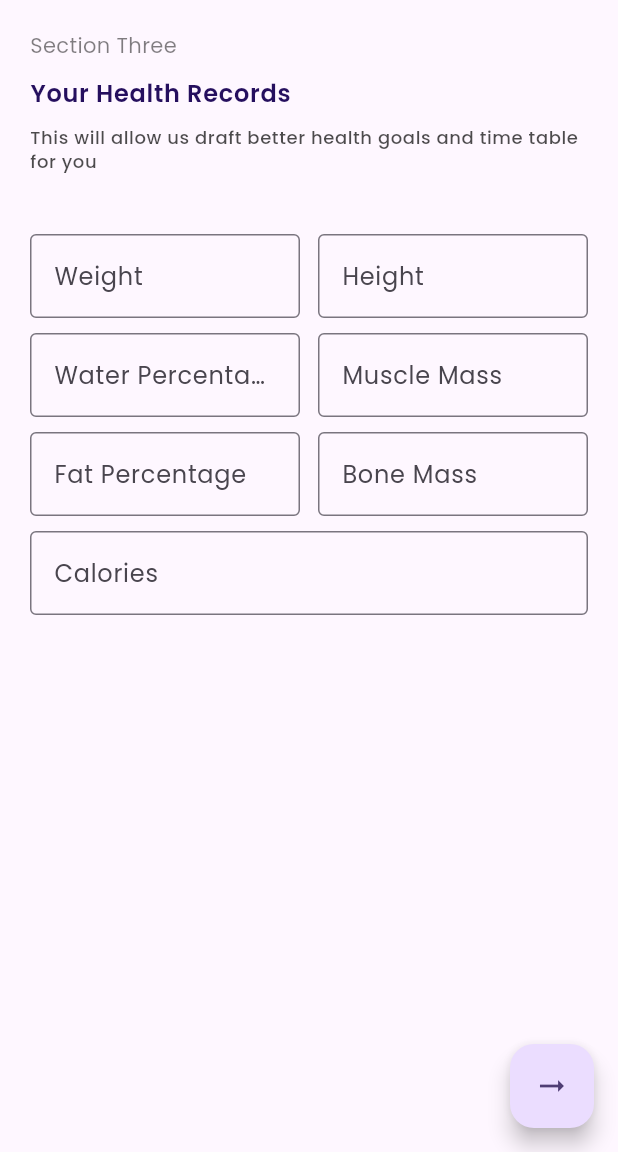
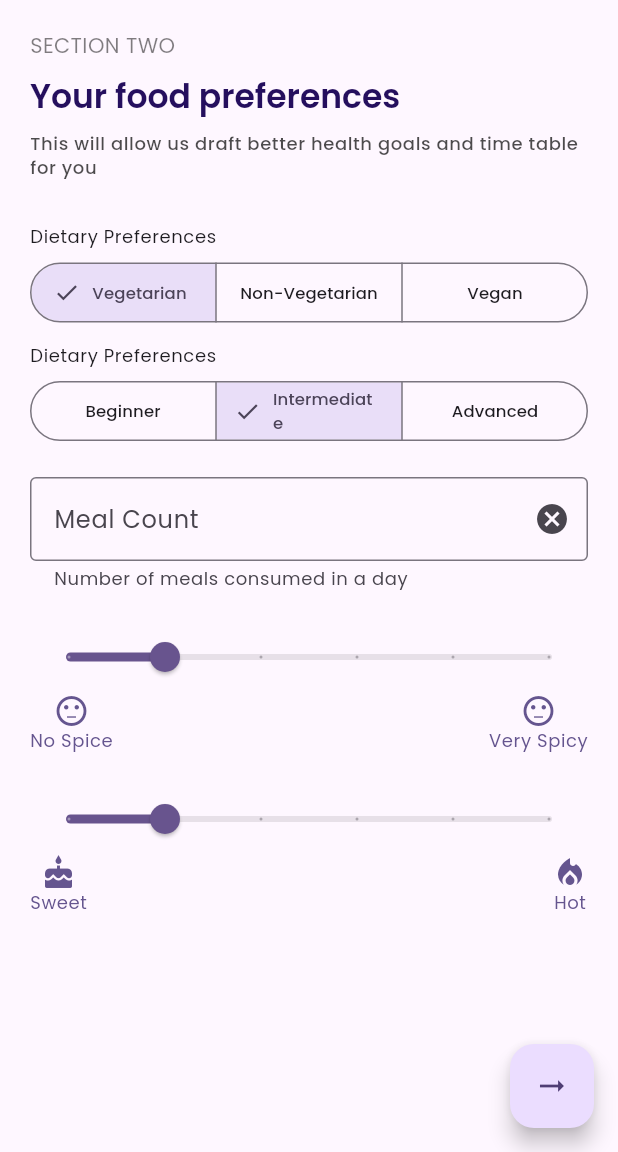
Before and after one commit to ChandanKhamitkar/trinetra_vallabh, a Flutter app: the Healthrecords screen opened directly, after a tap on the "arrow right alt" icon, on a phone screen of 412 x 824 dp, the part 84-1236 px from its top. Run offline on Flutter 3.47's test engine with Material 3 defaults, Android fonts, the phone set to English and light mode, and no system bars; our stand-ins replace flutter_svg, google_fonts.

Commit message:
Added Food Preferences Screen
Signed-off-by: unknown <khamitkarsaichandan1035@gmail.com>

```diff
--- /dev/null
+++ b/lib/UI/screens/details/foodpreferences.dart
@@ -0,0 +1,294 @@
+// ignore_for_file: deprecated_member_use
+import 'package:flutter/material.dart';
+import 'package:trinetra_vallabh/UI/components/custom_appbar.dart';
+
+class FoodPreferences extends StatefulWidget {
+  const FoodPreferences({super.key});
+
+  @override
+  State<FoodPreferences> createState() => _FoodPreferencesState();
+}
+
+enum DietaryPreferences { vegetarian, nonvegetarian, vegan }
+
+enum CookinExperience { beginner, intermediate, advanced }
+
+class _FoodPreferencesState extends State<FoodPreferences> {
+  Set<DietaryPreferences> selectionDietaryPreference = <DietaryPreferences>{
+    DietaryPreferences.vegetarian
+  };
+  Set<CookinExperience> selectionCookingExperience = <CookinExperience>{
+    CookinExperience.intermediate
+  };
+  double _currentSliderSpiceCount = 20;
+  double _currentSliderSweetHotCount = 20;
+
+  @override
+  Widget build(BuildContext context) {
+    return Scaffold(
+        appBar: const CustomAppbar(
+          rightImagePath: 'images/non-user.png',
+        ),
+        body: SingleChildScrollView(
+          child: Padding(
+            padding: const EdgeInsets.only(
+              top: 20,
+              left: 20,
+              right: 20,
+              bottom: 80,
+            ),
+            child: Column(
+              mainAxisSize: MainAxisSize.min,
+              crossAxisAlignment: CrossAxisAlignment.start,
+              children: [
+                Text('SECTION TWO',
+                    style: Theme.of(context)
+                        .textTheme
+                        .bodyMedium
+                        ?.copyWith(color: Colors.black.withOpacity(0.5))),
+                SizedBox(height: 10),
+                Text('Your food preferences',
+                    style: Theme.of(context).textTheme.titleLarge?.copyWith(
+                        color: Color(0xff250F5E), fontWeight: FontWeight.w600)),
+                SizedBox(height: 10),
+                Text(
+                    'This will allow us draft better health goals and time table for you',
+                    style: Theme.of(context).textTheme.bodySmall?.copyWith(
+                        color: Colors.black.withOpacity(0.7),
+                        fontWeight: FontWeight.w500)),
+                SizedBox(
+                  height: 30,
+                ),
+                Text(
+                  'Dietary Preferences',
+                  style: Theme.of(context).textTheme.bodySmall?.copyWith(
+                        fontWeight: FontWeight.w400,
+                      ),
+                ),
+                SizedBox(
+                  height: 5,
+                ),
+                SizedBox(
+                  width: double.infinity,
+                  child: SegmentedButton<DietaryPreferences>(
+                    segments: const <ButtonSegment<DietaryPreferences>>[
+                      ButtonSegment<DietaryPreferences>(
+                        value: DietaryPreferences.vegetarian,
+                        label: Text(
+                          'Vegetarian',
+                          style: TextStyle(
+                              fontSize: 11, fontWeight: FontWeight.w500),
+                        ),
+                      ),
+                      ButtonSegment<DietaryPreferences>(
+                        value: DietaryPreferences.nonvegetarian,
+                        label: Text(
+                          'Non-Vegetarian',
+                          style: TextStyle(
+                              fontSize: 11, fontWeight: FontWeight.w500),
+                        ),
+                      ),
+                      ButtonSegment<DietaryPreferences>(
+                        value: DietaryPreferences.vegan,
+                        label: Text(
+                          'Vegan',
+                          style: TextStyle(
+                              fontSize: 11, fontWeight: FontWeight.w500),
+                        ),
+                      ),
+                    ],
+                    selected: selectionDietaryPreference,
+                    onSelectionChanged:
+                        (Set<DietaryPreferences> newDietaryPreference) {
+                      setState(() {
+                        selectionDietaryPreference = newDietaryPreference;
+                      });
+                    },
+                    multiSelectionEnabled: false,
+                  ),
+                ),
+                SizedBox(
+                  height: 10,
+                ),
+                Text(
+                  'Dietary Preferences',
+                  style: Theme.of(context).textTheme.bodySmall?.copyWith(
+                        fontWeight: FontWeight.w400,
+                      ),
+                ),
+                SizedBox(
+                  height: 5,
+                ),
+                SizedBox(
+                  width: double.infinity,
+                  child: SegmentedButton<CookinExperience>(
+                    segments: const <ButtonSegment<CookinExperience>>[
+                      ButtonSegment<CookinExperience>(
+                        value: CookinExperience.beginner,
+                        label: Text(
+                          'Beginner',
+                          style: TextStyle(
+                              fontSize: 11, fontWeight: FontWeight.w500),
+                        ),
+                      ),
+                      ButtonSegment<CookinExperience>(
+                        value: CookinExperience.intermediate,
+                        label: Text(
+                          'Intermediate',
+                          style: TextStyle(
+                              fontSize: 11, fontWeight: FontWeight.w500),
+                        ),
+                      ),
+                      ButtonSegment<CookinExperience>(
+                        value: CookinExperience.advanced,
+                        label: Text(
+                          'Advanced',
+                          style: TextStyle(
+                              fontSize: 11, fontWeight: FontWeight.w500),
+                        ),
+                      ),
+                    ],
+                    selected: selectionCookingExperience,
+                    onSelectionChanged:
+                        (Set<CookinExperience> newCookingExperience) {
+                      setState(() {
+                        selectionCookingExperience = newCookingExperience;
+                      });
+                    },
+                    multiSelectionEnabled: false,
+                  ),
+                ),
+                SizedBox(
+                  height: 20,
+                ),
+                TextField(
+                  keyboardType: TextInputType.number,
+                  decoration: InputDecoration(
+                    suffixIcon: Icon(Icons.cancel),
+                    labelText: 'Meal Count',
+                    hintText: '2',
+                    helperText: 'Number of meals consumed in a day',
+                    border: OutlineInputBorder(),
+                  ),
+                ),
+                SizedBox(
+                  height: 20,
+                ),
+                Slider(
+                  value: _currentSliderSpiceCount,
+                  max: 100,
+                  divisions: 5,
+                  onChanged: (double value) {
+                    setState(() {
+                      _currentSliderSpiceCount = value;
+                    });
+                  },
+                ),
+                Row(
+                  children: [
+                    Column(
+                      mainAxisSize: MainAxisSize.min,
+                      crossAxisAlignment: CrossAxisAlignment.center,
+                      children: [
+                        Icon(
+                          Icons.sentiment_neutral,
+                          color: Color(0xff65558F),
+                        ),
+                        Text(
+                          'No Spice',
+                          style:
+                              Theme.of(context).textTheme.bodySmall?.copyWith(
+                                    color: Color(0xff65558F),
+                                  ),
+                        )
+                      ],
+                    ),
+                    Spacer(),
+                    Column(
+                      mainAxisSize: MainAxisSize.min,
+                      crossAxisAlignment: CrossAxisAlignment.center,
+                      children: [
+                        Icon(
+                          Icons.sentiment_neutral,
+                          color: Color(0xff65558F),
+                        ),
+                        Text(
+                          'Very Spicy',
+                          style:
+                              Theme.of(context).textTheme.bodySmall?.copyWith(
+                                    color: Color(0xff65558F),
+                                  ),
+                        )
+                      ],
+                    ),
+                  ],
+                ),
+                SizedBox(
+                  height: 20,
+                ),
+                Slider(
+                  value: _currentSliderSweetHotCount,
+                  max: 100,
+                  divisions: 5,
+                  onChanged: (double value) {
+                    setState(() {
+                      _currentSliderSweetHotCount = value;
+                    });
+                  },
+                ),
+                Row(
+                  children: [
+                    Column(
+                      mainAxisSize: MainAxisSize.min,
+                      crossAxisAlignment: CrossAxisAlignment.center,
+                      children: [
+                        Icon(
+                          Icons.cake,
+                          color: Color(0xff65558F),
+                        ),
+                        Text(
+                          'Sweet',
+                          style:
+                              Theme.of(context).textTheme.bodySmall?.copyWith(
+                                    color: Color(0xff65558F),
+                                  ),
+                        )
+                      ],
+                    ),
+                    Spacer(),
+                    Column(
+                      mainAxisSize: MainAxisSize.min,
+                      crossAxisAlignment: CrossAxisAlignment.center,
+                      children: [
+                        Icon(
+                          Icons.local_fire_department,
+                          color: Color(0xff65558F),
+                        ),
+                        Text(
+                          'Hot',
+                          style:
+                              Theme.of(context).textTheme.bodySmall?.copyWith(
+                                    color: Color(0xff65558F),
+                                  ),
+                        )
+                      ],
+                    ),
+                  ],
+                )
+              ],
+            ),
+          ),
+        ),
+        floatingActionButton: FloatingActionButton(
+          onPressed: () {
+            // Navigator.push(
+            //   context,
+            //   MaterialPageRoute(
+            //     builder: (context) => ScheduleDetailsPage(),
+            //   ),
+            // );
+          },
+          child: Icon(Icons.arrow_right_alt),
+        ));
+  }
+}
--- a/lib/UI/screens/details/healthrecords.dart
+++ b/lib/UI/screens/details/healthrecords.dart
@@ -2,6 +2,7 @@
 
 import 'package:flutter/material.dart';
 import 'package:trinetra_vallabh/UI/components/custom_appbar.dart';
+import 'package:trinetra_vallabh/UI/screens/details/foodpreferences.dart';
 
 class Healthrecords extends StatefulWidget {
   const Healthrecords({super.key});
@@ -135,12 +136,12 @@ class _HealthrecordsState extends State<Healthrecords> {
           )),
       floatingActionButton: FloatingActionButton(
         onPressed: () {
-          // Navigator.push(
-          //   context,
-          //   MaterialPageRoute(
-          //     builder: (context) => ScheduleDataPage(),
-          //   ),
-          // );
+          Navigator.push(
+            context,
+            MaterialPageRoute(
+              builder: (context) => FoodPreferences(),
+            ),
+          );
         },
         child: Icon(Icons.arrow_right_alt),
       ),
```
